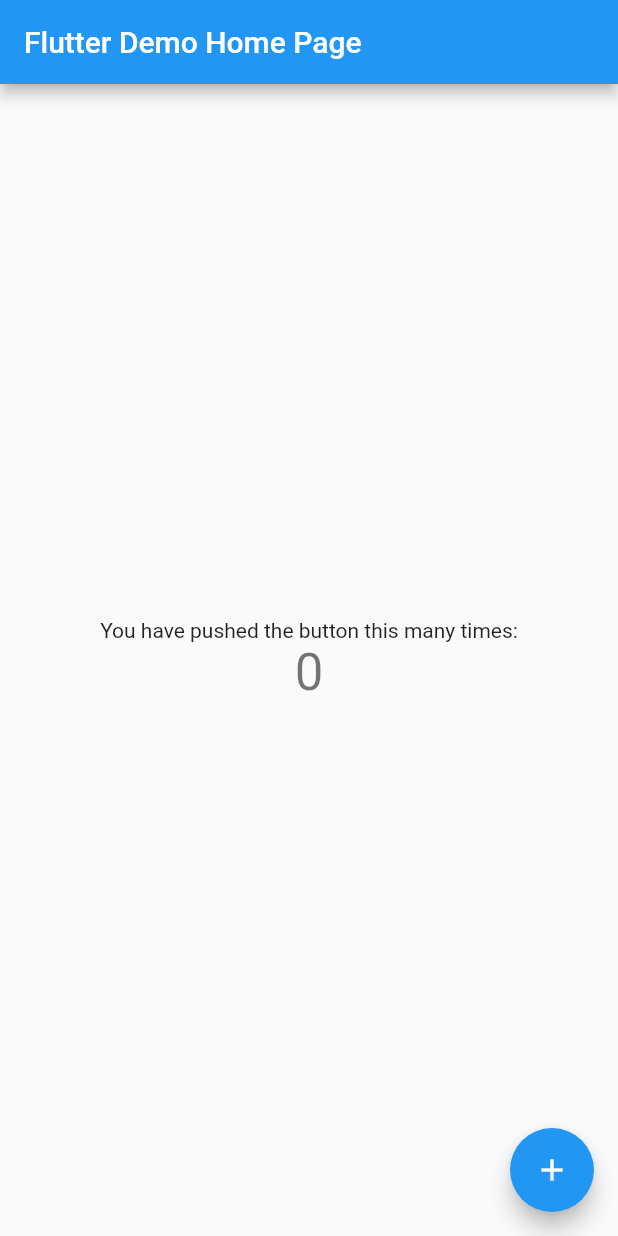
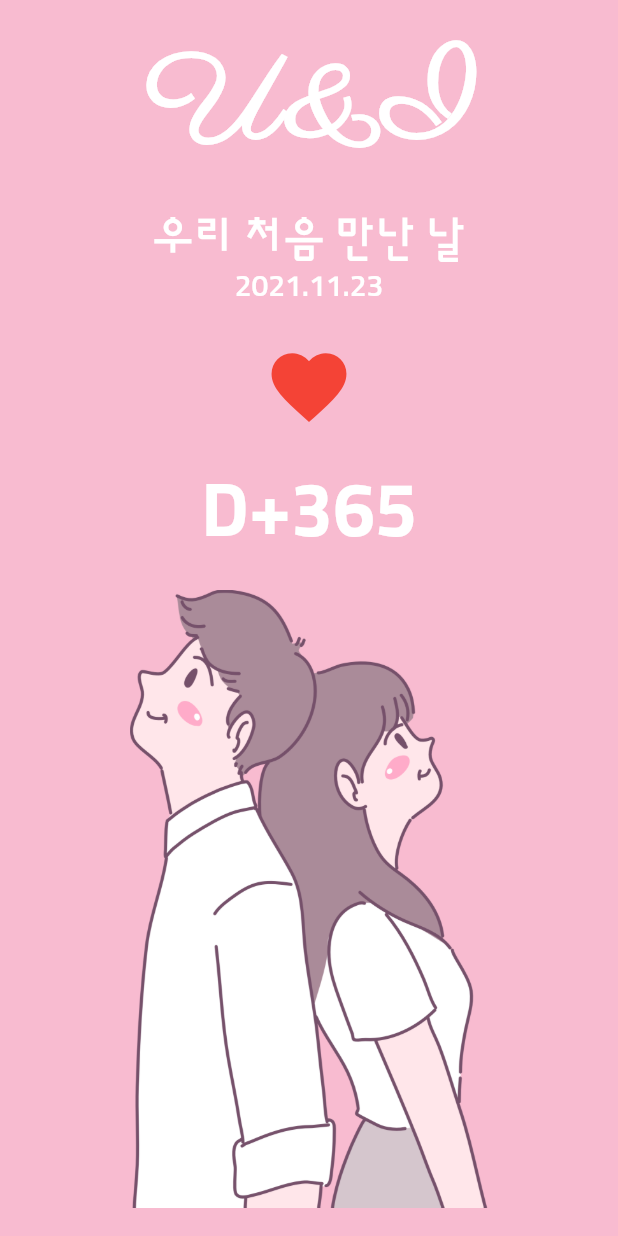
Before and after one commit to bbackjju/flutter_u_and_i_app, a Flutter app: the screen it shows after launch, on a phone screen of 412 x 824 dp. Run offline on Flutter 3.47's test engine with Material 2 defaults, Android fonts, the phone set to English and light mode, and no system bars.

Commit message:
2nd  commit

```diff
--- a/lib/main.dart
+++ b/lib/main.dart
@@ -1,115 +1,33 @@
+import 'package:flutter/cupertino.dart';
 import 'package:flutter/material.dart';
+import 'package:u_and_i/screen/home_screen.dart';
 
 void main() {
-  runApp(const MyApp());
+  runApp(MaterialApp(
+    theme: ThemeData(
+      fontFamily: 'sunflower',
+      textTheme: TextTheme(
+        headline1: TextStyle(
+          color: Colors.white,
+          fontSize: 80,
+          fontWeight: FontWeight.w700,
+          fontFamily: 'parisienne'
+        ),
+        headline2: TextStyle(
+          color: Colors.white,
+          fontSize: 50,
+          fontWeight: FontWeight.w700,
+        ),
+        bodyText1: TextStyle(
+          color: Colors.white,
+          fontSize: 30,
+        ),
+        bodyText2: TextStyle(
+          color: Colors.white,
+          fontSize: 20,
+        )
+      )
+    ),
+    home: HomeScreen(),
+  ));
 }
-
-class MyApp extends StatelessWidget {
-  const MyApp({super.key});
-
-  // This widget is the root of your application.
-  @override
-  Widget build(BuildContext context) {
-    return MaterialApp(
-      title: 'Flutter Demo',
-      theme: ThemeData(
-        // This is the theme of your application.
-        //
-        // Try running your application with "flutter run". You'll see the
-        // application has a blue toolbar. Then, without quitting the app, try
-        // changing the primarySwatch below to Colors.green and then invoke
-        // "hot reload" (press "r" in the console where you ran "flutter run",
-        // or simply save your changes to "hot reload" in a Flutter IDE).
-        // Notice that the counter didn't reset back to zero; the application
-        // is not restarted.
-        primarySwatch: Colors.blue,
-      ),
-      home: const MyHomePage(title: 'Flutter Demo Home Page'),
-    );
-  }
-}
-
-class MyHomePage extends StatefulWidget {
-  const MyHomePage({super.key, required this.title});
-
-  // This widget is the home page of your application. It is stateful, meaning
-  // that it has a State object (defined below) that contains fields that affect
-  // how it looks.
-
-  // This class is the configuration for the state. It holds the values (in this
-  // case the title) provided by the parent (in this case the App widget) and
-  // used by the build method of the State. Fields in a Widget subclass are
-  // always marked "final".
-
-  final String title;
-
-  @override
-  State<MyHomePage> createState() => _MyHomePageState();
-}
-
-class _MyHomePageState extends State<MyHomePage> {
-  int _counter = 0;
-
-  void _incrementCounter() {
-    setState(() {
-      // This call to setState tells the Flutter framework that something has
-      // changed in this State, which causes it to rerun the build method below
-      // so that the display can reflect the updated values. If we changed
-      // _counter without calling setState(), then the build method would not be
-      // called again, and so nothing would appear to happen.
-      _counter++;
-    });
-  }
-
-  @override
-  Widget build(BuildContext context) {
-    // This method is rerun every time setState is called, for instance as done
-    // by the _incrementCounter method above.
-    //
-    // The Flutter framework has been optimized to make rerunning build methods
-    // fast, so that you can just rebuild anything that needs updating rather
-    // than having to individually change instances of widgets.
-    return Scaffold(
-      appBar: AppBar(
-        // Here we take the value from the MyHomePage object that was created by
-        // the App.build method, and use it to set our appbar title.
-        title: Text(widget.title),
-      ),
-      body: Center(
-        // Center is a layout widget. It takes a single child and positions it
-        // in the middle of the parent.
-        child: Column(
-          // Column is also a layout widget. It takes a list of children and
-          // arranges them vertically. By default, it sizes itself to fit its
-          // children horizontally, and tries to be as tall as its parent.
-          //
-          // Invoke "debug painting" (press "p" in the console, choose the
-          // "Toggle Debug Paint" action from the Flutter Inspector in Android
-          // Studio, or the "Toggle Debug Paint" command in Visual Studio Code)
-          // to see the wireframe for each widget.
-          //
-          // Column has various properties to control how it sizes itself and
-          // how it positions its children. Here we use mainAxisAlignment to
-          // center the children vertically; the main axis here is the vertical
-          // axis because Columns are vertical (the cross axis would be
-          // horizontal).
-          mainAxisAlignment: MainAxisAlignment.center,
-          children: <Widget>[
-            const Text(
-              'You have pushed the button this many times:',
-            ),
-            Text(
-              '$_counter',
-              style: Theme.of(context).textTheme.headlineMedium,
-            ),
-          ],
-        ),
-      ),
-      floatingActionButton: FloatingActionButton(
-        onPressed: _incrementCounter,
-        tooltip: 'Increment',
-        child: const Icon(Icons.add),
-      ), // This trailing comma makes auto-formatting nicer for build methods.
-    );
-  }
-}
--- /dev/null
+++ b/lib/screen/home_screen.dart
@@ -0,0 +1,85 @@
+import 'package:flutter/material.dart';
+import 'package:flutter/src/widgets/framework.dart';
+import 'package:flutter/src/widgets/placeholder.dart';
+
+class HomeScreen extends StatefulWidget{
+  const HomeScreen({super.key});
+
+  @override
+  State<HomeScreen> createState() => _HomeScreenState();
+}
+
+class _HomeScreenState extends State<HomeScreen> {
+  DateTime firstDay = DateTime.now();
+
+  @override
+  Widget build(BuildContext context) {
+    return Scaffold(
+      backgroundColor: Colors.pink[100],
+      body: SafeArea(
+        top: true,
+        bottom: false,
+        child: Column(
+          mainAxisAlignment: MainAxisAlignment.spaceBetween,
+          crossAxisAlignment: CrossAxisAlignment.stretch,
+          children: [
+            _DDay(
+              onHeartPressed: onHeartPressed,
+            ),
+            _CoupleImage(),
+          ],
+        ),
+      ),
+    );
+  }
+  void onHeartPressed(){
+    print('클릭');
+  }
+}
+
+class _DDay extends StatelessWidget {
+  final GestureTapCallback onHeartPressed;
+
+  _DDay({required this.onHeartPressed});
+
+  @override
+  Widget build(BuildContext context) {
+    final textTheme = Theme.of(context).textTheme;
+
+    return Column(
+      children: [
+        const SizedBox(height: 16.0,),
+        Text('U&I',
+        style: textTheme.headline1,),
+        const SizedBox(height: 16.0,),
+        Text('우리 처음 만난 날',
+        style: textTheme.bodyText1,),
+        Text('2021.11.23',
+        style: textTheme.bodyText2,),
+        const SizedBox(height: 16.0,),
+        IconButton(
+          onPressed: onHeartPressed,
+          iconSize: 60.0,
+          icon: Icon(Icons.favorite,
+          color: Colors.red,
+          ),
+        ),
+        const SizedBox(height: 16.0,),
+        Text('D+365',
+        style: textTheme.headline2,),
+      ],
+    );
+  }
+}
+
+class _CoupleImage extends StatelessWidget {
+  @override
+  Widget build(BuildContext context){
+    return Expanded(
+      child: Center(
+        child: Image.asset('asset/img/middle_image.png',
+        height: MediaQuery.of(context).size.height/2,),
+      ),
+    );
+  }
+}
```
Also changed, not shown: pubspec.yaml (+14 -14 lines), asset/font/Parisienne-Regular.ttf (added), asset/font/Sunflower-Bold.ttf (added), asset/font/Sunflower-Light.ttf (added), asset/font/Sunflower-Medium.ttf (added), asset/img/middle_image.png (added).
